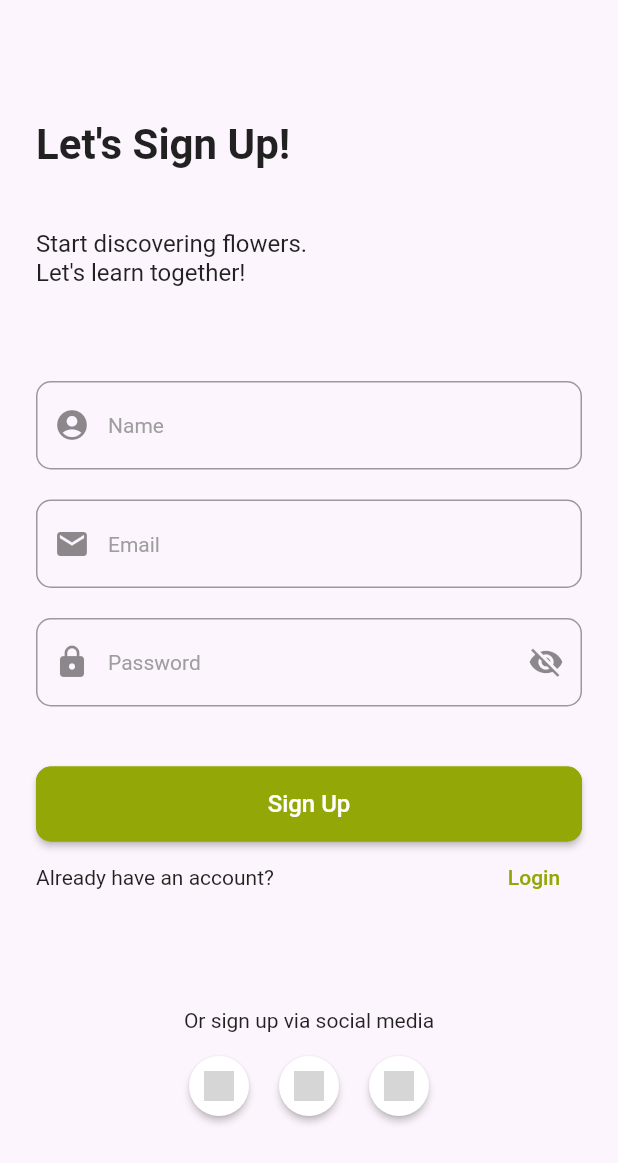
After one commit to IshanMudalige/flower_app, a Flutter app: the screen it shows after launch, after a tap on "Sign In", after a tap on "Register", on a phone screen of 412 x 824 dp. The commit adds this screen. Shown: the top 1163 px of the screen. Run offline on Flutter 3.47's test engine with Material 2 defaults, Android fonts, the phone set to English and light mode, and no system bars; our stand-ins replace auth_buttons, firebase_auth, firebase_core, firebase_database, firebase_storage, image_picker and 1 more; accounts and stored records are empty; grey boxes are pictures that could not be loaded.

Commit message:
login registration implemented

```diff
--- a/lib/flowerApp.dart
+++ b/lib/flowerApp.dart
@@ -1,4 +1,5 @@
-import 'package:flower_app/screens/main_screen.dart';
+import 'package:flower_app/screens/login_screen.dart';
+
 import 'package:flower_app/utils/colors.dart';
 import 'package:flutter/material.dart';
 
@@ -9,9 +10,10 @@ class FlowerApp extends StatelessWidget {
     return MaterialApp(
       title: 'Flower App',
       theme: ThemeData(
-        accentColor:lightPink
+        accentColor:lightPink,
+        primaryColor: lightPink
       ),
-      home: MainScreen(),
+      home: LoginScreen(),
     );
   }
 }
--- a/lib/screens/add_screen.dart
+++ b/lib/screens/add_screen.dart
@@ -1,5 +1,6 @@
 import 'dart:io';
 
+import 'package:firebase_auth/firebase_auth.dart';
 import 'package:firebase_database/firebase_database.dart';
 import 'package:firebase_storage/firebase_storage.dart';
 import 'package:flower_app/utils/colors.dart';
@@ -31,7 +32,7 @@ class _AddScreen extends State<AddScreen> {
   final _picker = ImagePicker();
 
   Future getImageFromCamera() async {
-    PickedFile image = await _picker.getImage(source: ImageSource.camera);
+    PickedFile image = await _picker.getImage(source: ImageSource.camera,imageQuality: 60,maxWidth: 600,maxHeight: 400);
 
     setState(() {
       _image = File(image.path);
@@ -39,7 +40,7 @@ class _AddScreen extends State<AddScreen> {
   }
 
   Future getImageFromGallery() async {
-    PickedFile image = await _picker.getImage(source: ImageSource.gallery);
+    PickedFile image = await _picker.getImage(source: ImageSource.gallery,);
 
     setState(() {
       _image = File(image.path);
@@ -57,7 +58,7 @@ class _AddScreen extends State<AddScreen> {
         'desc': controllerDesc.text,
         'cat': controllerCat.text,
         'imgName': fileName,
-        'token':'my',
+        'token':FirebaseAuth.instance.currentUser.uid,
         'id':time,
         'rating':'.'
       });
@@ -181,7 +182,7 @@ class _AddScreen extends State<AddScreen> {
   Widget button(BuildContext context) {
     return ConstrainedBox(
       constraints:
-          BoxConstraints.expand(width: width * 0.6, height: height * 0.07),
+          BoxConstraints.expand( height: height * 0.07),
       child: ElevatedButton(
         onPressed: () {
           setState(() {
@@ -216,7 +217,7 @@ class _AddScreen extends State<AddScreen> {
           primary: darkPink,
           textStyle: TextStyle(color: Colors.white),
           shape:
-              RoundedRectangleBorder(borderRadius: BorderRadius.circular(30)),
+              RoundedRectangleBorder(borderRadius: BorderRadius.circular(10)),
         ),
       ),
     );
--- a/lib/screens/home_screen.dart
+++ b/lib/screens/home_screen.dart
@@ -1,9 +1,11 @@
+import 'package:firebase_auth/firebase_auth.dart';
 import 'package:firebase_core/firebase_core.dart';
 import 'package:firebase_database/firebase_database.dart';
 import 'package:firebase_storage/firebase_storage.dart';
 import 'package:flower_app/model/flower.dart';
 import 'package:flower_app/screens/flower_view_screen.dart';
 import 'package:flower_app/screens/list_screen.dart';
+import 'package:flower_app/screens/login_screen.dart';
 import 'package:flower_app/utils/colors.dart';
 import 'package:flutter/cupertino.dart';
 import 'package:flutter/material.dart';
@@ -50,6 +52,12 @@ class _HomeScreen extends State<HomeScreen> {
     }
   }
 
+  _signOut() async{
+    await FirebaseAuth.instance.signOut().whenComplete(() => {
+      Navigator.pushReplacement(context, MaterialPageRoute(builder: (context) => (LoginScreen()),),)
+    });
+  }
+
   @override
   Widget build(BuildContext context) {
     width = MediaQuery.of(context).size.width;
@@ -78,6 +86,9 @@ class _HomeScreen extends State<HomeScreen> {
               style: TextStyle(color: darkGreen),
             )
           ]),
+          actions: [
+            IconButton(icon: Icon(Icons.logout),onPressed: (){_signOut();},)
+          ],
         ),
         body: _body());
   }
--- /dev/null
+++ b/lib/screens/login_screen.dart
@@ -0,0 +1,258 @@
+import 'package:auth_buttons/auth_buttons.dart';
+import 'package:flower_app/screens/main_screen.dart';
+import 'package:flower_app/screens/register_screen.dart';
+import 'package:flower_app/utils/colors.dart';
+import 'package:flutter/cupertino.dart';
+import 'package:flutter/material.dart';
+import 'package:firebase_auth/firebase_auth.dart';
+import 'package:firebase_core/firebase_core.dart';
+
+class LoginScreen extends StatefulWidget{
+  @override
+  _LoginScreen createState() => _LoginScreen();
+}
+
+class _LoginScreen extends State<LoginScreen>{
+
+  TextEditingController emailController = TextEditingController();
+  TextEditingController pwdController = TextEditingController();
+
+  bool _isHidden = true;
+  bool _validate = false;
+  bool loading = false;
+
+  @override
+  void initState() {
+    super.initState();
+    Firebase.initializeApp().whenComplete(() => {
+      FirebaseAuth.instance
+          .authStateChanges()
+          .listen((User user) {
+        if (user == null) {
+          print('User is currently signed out!');
+        } else {
+          print('User is signed in!');
+          Navigator.pushReplacement(context, MaterialPageRoute(builder: (context) => (MainScreen()),),);
+        }
+      })
+    });
+  }
+
+  Future _login(String email,String pwd) async{
+    try {
+      UserCredential userCredential = await FirebaseAuth.instance.signInWithEmailAndPassword(
+          email: email,
+          password: pwd
+      );
+
+      Navigator.pushReplacement(
+        context,
+        MaterialPageRoute(builder: (context) => MainScreen()),
+      );
+
+    } on FirebaseAuthException catch (e) {
+      if (e.code == 'user-not-found') {
+        print('No user found for that email.');
+        _showSnack(context,'No user found for that email.');
+      } else if (e.code == 'wrong-password') {
+        print('Wrong password provided for that user.');
+        _showSnack(context,'Wrong password provided for that user.');
+      }
+    }
+  }
+
+
+  @override
+  Widget build(BuildContext context) {
+    return Scaffold(
+      backgroundColor: lightPink2,
+      body: SingleChildScrollView(
+        child: Container(
+          height: MediaQuery.of(context).size.height,
+          padding: EdgeInsets.only(top:80,right: 24.0, left: 24.0,bottom: 80 ),
+          child: Column(
+            mainAxisAlignment: MainAxisAlignment.spaceBetween,
+            mainAxisSize: MainAxisSize.max,
+            crossAxisAlignment: CrossAxisAlignment.start,
+            children: <Widget>[
+              Column(
+                crossAxisAlignment: CrossAxisAlignment.start,
+                children:[
+                  Container(
+                    child: Text("Let's Sign In!", style: TextStyle(fontSize: 28.0, fontWeight: FontWeight.bold)),
+                  ),
+                  Container(
+                    margin: EdgeInsets.only(top:40),
+                    child: Text("Welcome back to Flower App.\nLet's discover together!",style: TextStyle(fontSize: 16),),
+                  ),
+                ],
+              ),
+              Column(
+                children: [
+                  buildTextField("Email",emailController),
+                  SizedBox(height: 20.0,),
+                  buildTextField("Password",pwdController),
+                  SizedBox(height: 10.0,),
+
+                  SizedBox(height: 30.0,),
+                  buildButtonContainer(),
+                  Container(
+                    child: Center(
+                      child: Row(
+                        mainAxisAlignment: MainAxisAlignment.spaceBetween,
+                        children: <Widget>[
+                          Text("Don't have an account?"),
+                          TextButton(onPressed: (){
+                            Navigator.push(context, MaterialPageRoute(builder: (BuildContext context) => RegisterScreen(),),);
+                          }, child: Text("Register",
+                            style: TextStyle(
+                              color: darkGreen,
+                            ),),),
+                        ],
+                      ),
+                    ),
+                  ),
+                ],
+              ),
+              Row(
+                mainAxisAlignment: MainAxisAlignment.center,
+                children: [
+                  Column(children: [
+                    Text('Or login via social media'),
+                    SizedBox(height: 16,),
+                    Row(children:[
+                      FacebookAuthButton(
+                        onPressed: () {},
+                        darkMode: false,
+                        style: AuthButtonStyle(
+                            width: 40,
+                            height: 40,
+                            iconSize: 25,
+                            buttonType: AuthButtonType.icon,
+                            borderRadius: 50
+                        ),
+                      ),
+                      SizedBox(width: 20,),
+                      TwitterAuthButton(
+                        onPressed: () {},
+                        darkMode: false,
+                        style: AuthButtonStyle(
+                            width: 40,
+                            height: 40,
+                            iconSize: 25,
+                            buttonType: AuthButtonType.icon,
+                            borderRadius: 50
+                        ),
+                      ),
+                      SizedBox(width: 20,),
+                      GoogleAuthButton(
+                        onPressed: () {},
+                        darkMode: false,
+                        style: AuthButtonStyle(
+                            width: 40,
+                            height: 40,
+                            iconSize: 25,
+                            buttonType: AuthButtonType.icon,
+                            borderRadius: 50
+                        ),
+                      ),
+                    ])
+                  ],)
+                ],
+              )
+            ],
+          ),
+        ),
+      ),
+    );
+  }
+
+  Widget buildTextField(String hintText,TextEditingController controller) {
+    return TextField(
+      controller: controller,
+      decoration: InputDecoration(
+        errorText: _validate ? 'Value Can\'t Be Empty' : null,
+        hintText: hintText,
+        hintStyle: TextStyle(
+          color: Colors.grey,
+          fontSize: 14.0,
+        ),
+        border: OutlineInputBorder(
+          borderRadius: BorderRadius.circular(10.0),
+        ),
+        prefixIcon: hintText == "Email"
+            ? Icon(Icons.email)
+            : Icon(Icons.lock),
+        suffixIcon: hintText == "Password"
+            ? IconButton(
+          onPressed: _toggleVisibility,
+          icon: _isHidden
+              ? Icon(Icons.visibility_off)
+              : Icon(Icons.visibility),
+        )
+            : null,
+      ),
+      obscureText: hintText == "Password" ? _isHidden : false,
+    );
+  }
+
+  void _toggleVisibility() {
+    setState(() {
+      _isHidden = !_isHidden;
+    });
+  }
+
+  Widget buildButtonContainer() {
+    return Container(
+      height: 50.0,
+      child:ElevatedButton(
+        style: ElevatedButton.styleFrom(
+          primary: darkGreen,
+          shape: RoundedRectangleBorder(
+              borderRadius: BorderRadius.circular(10.0),
+              side: BorderSide(color:darkGreen)),
+        ),
+        onPressed: (){
+          if(emailController.text.isEmpty || pwdController.text.isEmpty)
+            setState(() {
+              _validate = true;
+            });
+          else {
+            setState(() {
+              _validate = false;
+              loading = true;
+            });
+            _login(
+                emailController.text, pwdController.text)
+                .whenComplete(() {
+              setState(() {
+                loading = false;
+              });
+            });
+          }
+
+
+
+        },
+        child: Center(
+          child: loading ? CircularProgressIndicator() : Text(
+            "Sign In",
+            style: TextStyle(
+              fontSize: 16,
+              color: Colors.white,
+            ),
+          ),
+        ),
+      ),);
+  }
+
+  _showSnack(context,text) {
+    final snackBar = SnackBar(
+      backgroundColor: lightPink2,
+      content: Text(text,style: TextStyle(color: Colors.black),),
+    );
+    ScaffoldMessenger.of(context).showSnackBar(snackBar);
+  }
+
+
+}
--- a/lib/screens/my_flowers.dart
+++ b/lib/screens/my_flowers.dart
@@ -1,3 +1,4 @@
+import 'package:firebase_auth/firebase_auth.dart';
 import 'package:firebase_core/firebase_core.dart';
 import 'package:firebase_database/firebase_database.dart';
 import 'package:firebase_storage/firebase_storage.dart';
@@ -49,7 +50,7 @@ class _MyFlowers extends State<MyFlowers> {
         Reference ref = storage.ref().child(flower.imgName);
         flower.imgUrl = (await ref.getDownloadURL()).toString();
         setState(() {
-          if (flower.token == 'my') flwList.add(flower);
+          if (flower.token == FirebaseAuth.instance.currentUser.uid) flwList.add(flower);
           isLoaded = true;
         });
       });
--- /dev/null
+++ b/lib/screens/register_screen.dart
@@ -0,0 +1,262 @@
+import 'dart:async';
+
+import 'package:auth_buttons/auth_buttons.dart';
+import 'package:flower_app/screens/login_screen.dart';
+import 'package:flower_app/utils/colors.dart';
+import 'package:flutter/cupertino.dart';
+import 'package:flutter/material.dart';
+import 'package:firebase_auth/firebase_auth.dart';
+import 'package:firebase_core/firebase_core.dart';
+
+class RegisterScreen extends StatefulWidget{
+  @override
+  _RegisterScreen createState() => _RegisterScreen();
+}
+
+class _RegisterScreen extends State<RegisterScreen>{
+
+  FirebaseAuth auth;
+
+  TextEditingController emailController = TextEditingController();
+  TextEditingController pwdController = TextEditingController();
+  TextEditingController nameController = TextEditingController();
+
+  bool _isHidden = true;
+  bool _validate = false;
+
+  bool loading = false;
+
+  @override
+  void initState() {
+    Firebase.initializeApp().whenComplete(() => {
+      auth = FirebaseAuth.instance
+    });
+
+  }
+
+  @override
+  Widget build(BuildContext context) {
+    return Scaffold(
+      backgroundColor: lightPink2,
+      body: SingleChildScrollView(
+        child: Container(
+          height: MediaQuery.of(context).size.height,
+          padding: EdgeInsets.only(top:80,right: 24.0, left: 24.0,bottom: 80 ),
+          child: Column(
+            mainAxisAlignment: MainAxisAlignment.spaceBetween,
+            mainAxisSize: MainAxisSize.max,
+            crossAxisAlignment: CrossAxisAlignment.start,
+            children: <Widget>[
+              Column(
+                crossAxisAlignment: CrossAxisAlignment.start,
+                children:[
+                  Container(
+                    child: Text("Let's Sign Up!", style: TextStyle(fontSize: 28.0, fontWeight: FontWeight.bold,)),
+                  ),
+                  Container(
+                    margin: EdgeInsets.only(top:40),
+                    child: Text("Start discovering flowers.\nLet's learn together!",style: TextStyle(fontSize: 16,)),
+                  ),
+                ],
+              ),
+              Column(
+                children: [
+                  buildTextField("Name",nameController),
+                  SizedBox(height: 20.0,),
+                  buildTextField("Email",emailController),
+                  SizedBox(height: 20.0,),
+                  buildTextField("Password",pwdController),
+                  SizedBox(height: 10.0,),
+
+                  SizedBox(height: 30.0,),
+                  buildButtonContainer(),
+                  Container(
+                    child: Center(
+                      child: Row(
+                        mainAxisAlignment: MainAxisAlignment.spaceBetween,
+                        children: <Widget>[
+                          Text("Already have an account?"),
+                          TextButton(onPressed: (){
+                            Navigator.pop(context);
+                          }, child: Text("Login",
+                            style: TextStyle(
+                              color: darkGreen //Theme.of(context).primaryColor,
+                            ),),),
+                        ],
+                      ),
+                    ),
+                  ),
+                ],
+              ),
+              Row(
+                mainAxisAlignment: MainAxisAlignment.center,
+                children: [
+                  Column(children: [
+                    Text('Or sign up via social media'),
+                    SizedBox(height: 16,),
+                    Row(children:[
+                      FacebookAuthButton(
+                        onPressed: () {},
+                        darkMode: false,
+                        style: AuthButtonStyle(
+                            width: 40,
+                            height: 40,
+                            iconSize: 25,
+                            buttonType: AuthButtonType.icon,
+                            borderRadius: 50
+                        ),
+                      ),
+                      SizedBox(width: 20,),
+                      TwitterAuthButton(
+                        onPressed: () {},
+                        darkMode: false,
+                        style: AuthButtonStyle(
+                            width: 40,
+                            height: 40,
+                            iconSize: 25,
+                            buttonType: AuthButtonType.icon,
+                            borderRadius: 50
+                        ),
+                      ),
+                      SizedBox(width: 20,),
+                      GoogleAuthButton(
+                        onPressed: () {},
+                        darkMode: false,
+                        style: AuthButtonStyle(
+                            width: 40,
+                            height: 40,
+                            iconSize: 25,
+                            buttonType: AuthButtonType.icon,
+                            borderRadius: 50
+                        ),
+                      ),
+                    ])
+                  ],)
+                ],
+              )
+            ],
+          ),
+        ),
+      ),
+    );
+  }
+
+  Widget buildTextField(String hintText,TextEditingController controller) {
+    return TextField(
+      controller: controller,
+      decoration: InputDecoration(
+        errorText: _validate ? 'Value Can\'t Be Empty' : null,
+        hintText: hintText,
+        hintStyle: TextStyle(
+          color: Colors.grey,
+          fontSize: 14.0,
+        ),
+        focusColor: lightPink,
+        // focusedBorder: OutlineInputBorder(
+        //   borderRadius: BorderRadius.circular(10.0),
+        //   borderSide: const BorderSide(color: lightPink,),
+        // ),
+        border: OutlineInputBorder(
+          borderRadius: BorderRadius.circular(10.0),
+        ),
+        prefixIcon: hintText == "Email" ? Icon(Icons.email) : hintText=="Password" ? Icon(Icons.lock) : Icon(Icons.account_circle),
+        suffixIcon: hintText == "Password"
+            ? IconButton(
+          onPressed: _toggleVisibility,
+          icon: _isHidden
+              ? Icon(Icons.visibility_off)
+              : Icon(Icons.visibility),
+        )
+            : null,
+      ),
+      obscureText: hintText == "Password" ? _isHidden : false,
+    );
+  }
+
+  void _toggleVisibility() {
+    setState(() {
+      _isHidden = !_isHidden;
+    });
+  }
+
+  Widget buildButtonContainer() {
+    return Container(
+      height: 50.0,
+      child:ElevatedButton(
+        style: ElevatedButton.styleFrom(
+          primary: darkGreen,
+          shape: RoundedRectangleBorder(
+              borderRadius: BorderRadius.circular(10.0),
+              side: BorderSide(color: darkGreen)),
+        ),
+        onPressed: (){
+
+            if(emailController.text.isEmpty || nameController.text.isEmpty || pwdController.text.isEmpty)
+              setState(() {
+                _validate = true;
+              });
+            else {
+              setState(() {
+                _validate = false;
+                loading = true;
+              });
+              registerUser(
+                  emailController.text, pwdController.text, nameController.text)
+                  .whenComplete(() {
+                  setState(() {
+                    loading = false;
+                  });
+              });
+            }
+        },
+        child: Center(
+          child: loading ? CircularProgressIndicator() : Text(
+            "Sign Up",
+            style: TextStyle(
+              fontSize: 16,
+              color: Colors.white,
+            ),
+          ),
+        ),
+      ),);
+  }
+
+  //user registration with firebase auth
+  Future registerUser(String email,String pwd,String name) async {
+    try {
+      UserCredential userCredential = await FirebaseAuth.instance.createUserWithEmailAndPassword(
+          email: email,
+          password: pwd
+      );
+
+      await userCredential.user.updateDisplayName(name);
+      _showSnack(context, 'Registered Successfully');
+      Timer(Duration(milliseconds: 2000), () {
+        Navigator.pushReplacement(
+          context,
+          MaterialPageRoute(builder: (context) => LoginScreen()),
+        );
+      });
+
+    } on FirebaseAuthException catch (e) {
+      if (e.code == 'weak-password') {
+        print('The password provided is too weak.');
+        _showSnack(context,'The password provided is too weak.');
+      } else if (e.code == 'email-already-in-use') {
+        print('The account already exists for that email.');
+        _showSnack(context,'The account already exists for that email.');
+      }
+    } catch (e) {
+      print(e);
+    }
+  }
+
+  _showSnack(context,text) {
+    final snackBar = SnackBar(
+      backgroundColor: lightPink2,
+      content: Text(text,style: TextStyle(color: Colors.black),),
+    );
+    ScaffoldMessenger.of(context).showSnackBar(snackBar);
+  }
+
+}
--- a/lib/screens/update_screen.dart
+++ b/lib/screens/update_screen.dart
@@ -66,7 +66,7 @@ class _UpdateScreen extends State<UpdateScreen> {
         'desc': controllerDesc.text,
         'cat': controllerCat.text,
         'imgName': fileName,
-        'token':'my',
+        'token':widget.flower.token,
         'id':widget.flower.id,
         'rating':widget.flower.rating
       });
@@ -186,7 +186,7 @@ class _UpdateScreen extends State<UpdateScreen> {
   Widget button(BuildContext context) {
     return ConstrainedBox(
       constraints:
-      BoxConstraints.expand(width: width * 0.6, height: height * 0.07),
+      BoxConstraints.expand(height: height * 0.07),
       child: ElevatedButton(
         onPressed: () {
           setState(() {
@@ -216,7 +216,7 @@ class _UpdateScreen extends State<UpdateScreen> {
           primary: darkPink,
           textStyle: TextStyle(color: Colors.white),
           shape:
-          RoundedRectangleBorder(borderRadius: BorderRadius.circular(30)),
+          RoundedRectangleBorder(borderRadius: BorderRadius.circular(10)),
         ),
       ),
     );
--- a/pubspec.yaml
+++ b/pubspec.yaml
@@ -20,6 +20,8 @@ dependencies:
   firebase_database: ^7.0.0
   firebase_storage: ^8.1.0
   firebase_core: ^1.2.0
+  firebase_auth: ^1.3.0
+  auth_buttons: ^1.0.1+3
 
 dev_dependencies:
   flutter_test:
```
Also changed, not shown: pubspec.lock.
